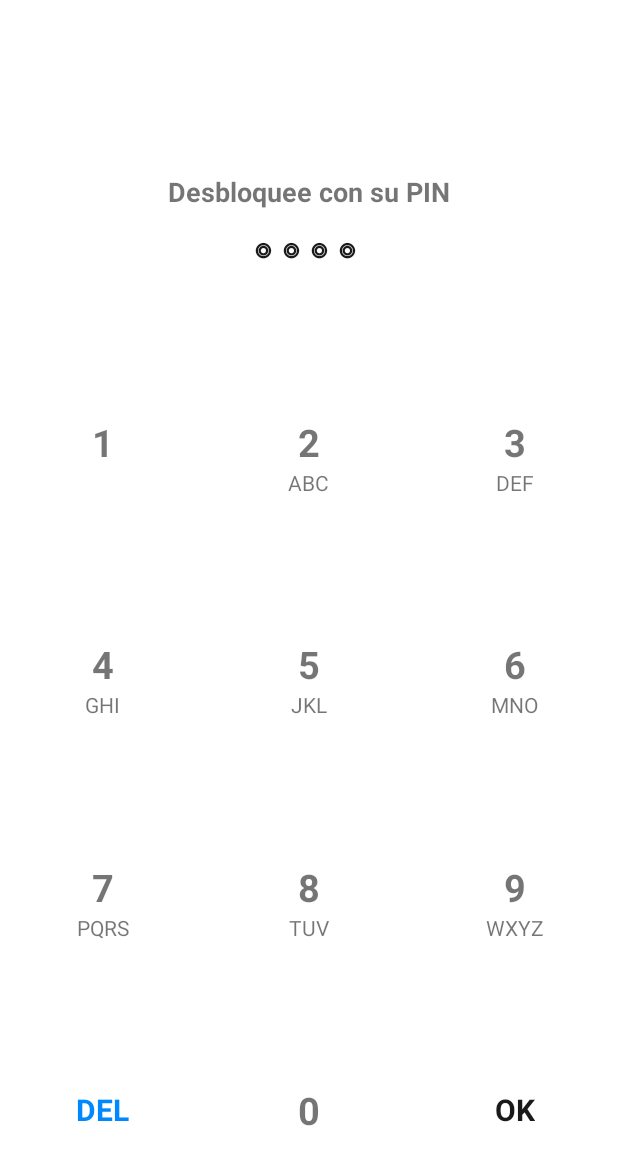
After one commit to vladymix/arch_ast, an Android app: the layout ast_dialog_pin.xml on its own in the app's theme, with its tools: preview values and no code run, on a phone screen of 412 x 824 dp. The commit adds this screen. Shown: the top 1165 px of the screen. Run offline under Robolectric (Android 15) with nearby library versions, the phone set to English and light mode, and no system bars.

Commit message:
Custom dialog

```diff
--- a/AppTest/app/src/main/java/com/altamirano/fabricio/apptest/MainActivity.java
+++ b/AppTest/app/src/main/java/com/altamirano/fabricio/apptest/MainActivity.java
@@ -17,6 +17,7 @@ import com.altamirano.fabricio.apptest.activities.OnBoardActivity;
 import com.altamirano.fabricio.apptest.activities.SquareBitmapActivity;
 import com.altamirano.fabricio.apptest.adapters.MenuAdapter;
 import com.altamirano.fabricio.apptest.commons.MenuItem;
+import com.altamirano.fabricio.dialog.DialogPassword;
 import com.altamirano.fabricio.libraryast.tools.DateTools;
 
 import java.text.ParseException;
@@ -48,6 +49,8 @@ public class MainActivity extends AppCompatActivity implements AdapterView.OnIte
 
         this.listMenu.setAdapter(new MenuAdapter(this, itms));
         this.listMenu.setOnItemClickListener(this);
+
+        new DialogPassword(this,"1234").show();
     }
 
     @Override
--- /dev/null
+++ b/AppTest/core/src/main/java/com/altamirano/fabricio/dialog/DialogPassword.kt
@@ -0,0 +1,137 @@
+package com.altamirano.fabricio.dialog
+
+import android.app.Dialog
+import android.content.Context
+import android.os.Bundle
+import android.view.Gravity
+import android.view.View
+import android.view.WindowManager
+import android.widget.ImageView
+import android.widget.LinearLayout
+import android.widget.TextView
+import android.widget.Toast
+import com.altamirano.fabricio.libraryast.R
+
+//ic_launcher
+class DialogPassword(context: Context, val Password: String) :
+        Dialog(context) {
+
+    private var input = ""
+
+    private lateinit var txt_mask: TextView
+
+    init {
+        this.setCancelable(false)
+
+    }
+
+    override fun onCreate(savedInstanceState: Bundle?) {
+        super.onCreate(savedInstanceState)
+        setContentView(R.layout.ast_dialog_pin)
+
+        txt_mask = findViewById(R.id.txt_mask)
+
+        findViewById<LinearLayout>(R.id.btn_0).setOnClickListener { this.onClickView(it) }
+        findViewById<LinearLayout>(R.id.btn_1).setOnClickListener { this.onClickView(it) }
+        findViewById<LinearLayout>(R.id.btn_2).setOnClickListener { this.onClickView(it) }
+        findViewById<LinearLayout>(R.id.btn_3).setOnClickListener { this.onClickView(it) }
+        findViewById<LinearLayout>(R.id.btn_4).setOnClickListener { this.onClickView(it) }
+        findViewById<LinearLayout>(R.id.btn_5).setOnClickListener { this.onClickView(it) }
+        findViewById<LinearLayout>(R.id.btn_6).setOnClickListener { this.onClickView(it) }
+        findViewById<LinearLayout>(R.id.btn_7).setOnClickListener { this.onClickView(it) }
+        findViewById<LinearLayout>(R.id.btn_8).setOnClickListener { this.onClickView(it) }
+        findViewById<LinearLayout>(R.id.btn_9).setOnClickListener { this.onClickView(it) }
+
+        findViewById<LinearLayout>(R.id.btn_del).setOnClickListener { this.onClickView(it) }
+        findViewById<LinearLayout>(R.id.btn_ok).setOnClickListener { this.onClickView(it) }
+
+        this.window?.let {
+            val wlp = it.attributes
+            wlp?.gravity = Gravity.CENTER;
+            wlp?.flags = wlp.flags and WindowManager.LayoutParams.FLAG_BLUR_BEHIND.inv()
+            it.setAttributes(wlp);
+            it.setLayout(
+                    WindowManager.LayoutParams.MATCH_PARENT,
+                    WindowManager.LayoutParams.MATCH_PARENT
+            )
+        }
+
+
+        (findViewById<ImageView>(R.id.ast_image)).setImageDrawable( this.context.packageManager.getApplicationIcon(this.context.applicationInfo))
+        this.updateMask()
+
+    }
+
+    private fun onClickView(view: View) {
+        when (view.id) {
+            R.id.btn_ok -> {
+                if (this.input.equals(this.Password)) this.dismiss() else Toast.makeText(
+                        this.context,
+                        "ERROR",
+                        Toast.LENGTH_LONG
+                ).show()
+            }
+            R.id.btn_del -> {
+                this.input = ""
+                this.updateMask()
+            }
+            R.id.btn_0 -> {
+                this.inputValue(0)
+            }
+            R.id.btn_1 -> {
+                this.inputValue(1)
+            }
+            R.id.btn_2 -> {
+                this.inputValue(2)
+            }
+            R.id.btn_3 -> {
+                this.inputValue(3)
+            }
+            R.id.btn_4 -> {
+                this.inputValue(4)
+            }
+            R.id.btn_5 -> {
+                this.inputValue(5)
+            }
+            R.id.btn_6 -> {
+                this.inputValue(6)
+            }
+            R.id.btn_7 -> {
+                this.inputValue(7)
+            }
+            R.id.btn_8 -> {
+                this.inputValue(8)
+            }
+            R.id.btn_9 -> {
+                this.inputValue(9)
+            }
+        }
+    }
+
+    fun inputValue(v: Int) {
+        if (this.input.length < this.Password.length) {
+            this.input += v
+            updateMask();
+        }
+
+        if (this.input.length == this.Password.length) {
+            if (this.input.equals(this.Password)) this.dismiss()
+        }
+    }
+
+    fun updateMask() {
+
+        var inputMask = ""
+        for (i in 1..input.length) {
+            inputMask += "◉ "
+        }
+
+        for (i in 1..Password.length - input.length) {
+            inputMask += "◎ "
+        }
+
+        txt_mask.setText(inputMask)
+    }
+
+
+}
--- /dev/null
+++ b/AppTest/core/src/main/res/layout/ast_dialog_pin.xml
@@ -0,0 +1,371 @@
+<?xml version="1.0" encoding="utf-8"?>
+<RelativeLayout xmlns:android="http://schemas.android.com/apk/res/android"
+    android:layout_width="match_parent"
+    android:layout_height="match_parent"
+    android:background="#fff"
+    android:orientation="vertical">
+
+    <LinearLayout
+        android:id="@+id/header"
+        android:layout_width="match_parent"
+        android:layout_height="wrap_content"
+        android:layout_marginTop="100dp"
+        android:gravity="center"
+        android:orientation="vertical">
+
+        <ImageView
+            android:id="@+id/ast_image"
+            android:layout_width="wrap_content"
+            android:layout_height="wrap_content" />
+
+        <TextView
+            android:layout_width="wrap_content"
+            android:layout_height="wrap_content"
+            android:layout_marginTop="15dp"
+
+            android:text="Desbloquee con su PIN"
+            android:textSize="18sp"
+            android:textStyle="bold" />
+
+        <TextView
+            android:id="@+id/txt_mask"
+            android:layout_width="wrap_content"
+            android:layout_height="wrap_content"
+            android:layout_marginTop="10dp"
+            android:layout_marginBottom="50dp"
+            android:text="◎ ◎ ◎ ◎ "
+            android:textColor="?colorPrimary"
+            android:textSize="22sp"
+            android:textStyle="bold" />
+    </LinearLayout>
+
+    <LinearLayout
+        android:layout_width="match_parent"
+        android:layout_height="match_parent"
+        android:layout_below="@id/header"
+        android:orientation="vertical">
+
+        <LinearLayout
+            android:layout_width="match_parent"
+            android:layout_height="wrap_content"
+            android:layout_weight="1"
+            android:orientation="horizontal">
+
+            <LinearLayout
+                android:id="@+id/btn_1"
+                android:layout_width="match_parent"
+                android:layout_height="match_parent"
+                android:layout_weight="1"
+                android:background="?selectableItemBackground"
+                android:gravity="center"
+                android:orientation="vertical"
+                android:padding="15dp">
+
+                <TextView
+                    android:layout_width="wrap_content"
+                    android:layout_height="wrap_content"
+                    android:gravity="center"
+                    android:text="1"
+                    android:textSize="25sp"
+                    android:textStyle="bold" />
+
+                <TextView
+                    android:layout_width="wrap_content"
+                    android:layout_height="wrap_content"
+                    android:text="" />
+            </LinearLayout>
+
+            <LinearLayout
+                android:id="@+id/btn_2"
+                android:layout_width="match_parent"
+                android:layout_height="match_parent"
+                android:layout_weight="1"
+                android:background="?selectableItemBackground"
+                android:gravity="center"
+                android:orientation="vertical"
+                android:padding="15dp">
+
+                <TextView
+                    android:layout_width="wrap_content"
+                    android:layout_height="wrap_content"
+                    android:gravity="center"
+                    android:text="2"
+                    android:textSize="25sp"
+                    android:textStyle="bold" />
+
+                <TextView
+                    android:layout_width="wrap_content"
+                    android:layout_height="wrap_content"
+                    android:text="ABC" />
+            </LinearLayout>
+
+            <LinearLayout
+                android:id="@+id/btn_3"
+                android:layout_width="match_parent"
+                android:layout_height="match_parent"
+                android:layout_weight="1"
+                android:background="?selectableItemBackground"
+                android:gravity="center"
+                android:orientation="vertical"
+                android:padding="15dp">
+
+                <TextView
+                    android:layout_width="wrap_content"
+                    android:layout_height="wrap_content"
+                    android:gravity="center"
+                    android:text="3"
+                    android:textSize="25sp"
+                    android:textStyle="bold" />
+
+                <TextView
+                    android:layout_width="wrap_content"
+                    android:layout_height="wrap_content"
+                    android:text="DEF" />
+            </LinearLayout>
+
+        </LinearLayout>
+
+        <LinearLayout
+
+            android:layout_width="match_parent"
+            android:layout_height="wrap_content"
+            android:layout_weight="1">
+
+            <LinearLayout
+                android:id="@+id/btn_4"
+                android:layout_width="match_parent"
+                android:layout_height="match_parent"
+                android:layout_weight="1"
+                android:background="?selectableItemBackground"
+                android:gravity="center"
+                android:orientation="vertical"
+                android:padding="15dp">
+
+                <TextView
+                    android:layout_width="wrap_content"
+                    android:layout_height="wrap_content"
+                    android:gravity="center"
+                    android:text="4"
+                    android:textSize="25sp"
+                    android:textStyle="bold" />
+
+                <TextView
+                    android:layout_width="wrap_content"
+                    android:layout_height="wrap_content"
+                    android:text="GHI" />
+            </LinearLayout>
+
+            <LinearLayout
+                android:id="@+id/btn_5"
+                android:layout_width="match_parent"
+                android:layout_height="match_parent"
+                android:layout_weight="1"
+                android:background="?selectableItemBackground"
+                android:gravity="center"
+                android:orientation="vertical"
+                android:padding="15dp">
+
+                <TextView
+                    android:layout_width="wrap_content"
+                    android:layout_height="wrap_content"
+                    android:gravity="center"
+                    android:text="5"
+                    android:textSize="25sp"
+                    android:textStyle="bold" />
+
+                <TextView
+                    android:layout_width="wrap_content"
+                    android:layout_height="wrap_content"
+                    android:text="JKL" />
+            </LinearLayout>
+
+            <LinearLayout
+                android:id="@+id/btn_6"
+                android:layout_width="match_parent"
+                android:layout_height="match_parent"
+                android:layout_weight="1"
+                android:background="?selectableItemBackground"
+                android:gravity="center"
+                android:orientation="vertical"
+                android:padding="15dp">
+
+                <TextView
+                    android:layout_width="wrap_content"
+                    android:layout_height="wrap_content"
+                    android:gravity="center"
+                    android:text="6"
+                    android:textSize="25sp"
+                    android:textStyle="bold" />
+
+                <TextView
+                    android:layout_width="wrap_content"
+                    android:layout_height="wrap_content"
+                    android:text="MNO" />
+            </LinearLayout>
+
+        </LinearLayout>
+
+        <LinearLayout
+            android:layout_width="match_parent"
+            android:layout_height="wrap_content"
+            android:layout_weight="1">
+
+            <LinearLayout
+                android:id="@+id/btn_7"
+                android:layout_width="match_parent"
+                android:layout_height="match_parent"
+                android:layout_weight="1"
+                android:background="?selectableItemBackground"
+                android:gravity="center"
+                android:orientation="vertical"
+                android:padding="15dp">
+
+                <TextView
+                    android:layout_width="wrap_content"
+                    android:layout_height="wrap_content"
+                    android:gravity="center"
+                    android:text="7"
+                    android:textSize="25sp"
+                    android:textStyle="bold" />
+
+                <TextView
+                    android:layout_width="wrap_content"
+                    android:layout_height="wrap_content"
+                    android:text="PQRS" />
+            </LinearLayout>
+
+            <LinearLayout
+                android:id="@+id/btn_8"
+                android:layout_width="match_parent"
+                android:layout_height="match_parent"
+                android:layout_weight="1"
+                android:background="?selectableItemBackground"
+                android:gravity="center"
+                android:orientation="vertical"
+                android:padding="15dp">
+
+                <TextView
+                    android:layout_width="wrap_content"
+                    android:layout_height="wrap_content"
+                    android:gravity="center"
+                    android:text="8"
+                    android:textSize="25sp"
+                    android:textStyle="bold" />
+
+                <TextView
+                    android:layout_width="wrap_content"
+                    android:layout_height="wrap_content"
+                    android:text="TUV" />
+            </LinearLayout>
+
+            <LinearLayout
+                android:id="@+id/btn_9"
+                android:layout_width="match_parent"
+                android:layout_height="match_parent"
+                android:layout_weight="1"
+                android:background="?selectableItemBackground"
+                android:gravity="center"
+                android:orientation="vertical"
+                android:padding="15dp">
+
+                <TextView
+                    android:layout_width="wrap_content"
+                    android:layout_height="wrap_content"
+                    android:gravity="center"
+                    android:text="9"
+                    android:textSize="25sp"
+                    android:textStyle="bold" />
+
+                <TextView
+                    android:layout_width="wrap_content"
+                    android:layout_height="wrap_content"
+                    android:text="WXYZ" />
+            </LinearLayout>
+
+        </LinearLayout>
+
+        <LinearLayout
+            android:layout_width="match_parent"
+            android:layout_height="wrap_content"
+            android:layout_weight="1">
+
+            <LinearLayout
+                android:id="@+id/btn_del"
+                android:layout_width="match_parent"
+                android:layout_height="match_parent"
+                android:layout_weight="1"
+                android:background="?selectableItemBackground"
+                android:gravity="center"
+                android:orientation="vertical"
+                android:padding="15dp">
+
+                <TextView
+                    android:layout_width="wrap_content"
+                    android:layout_height="wrap_content"
+                    android:gravity="center"
+                    android:text="DEL"
+                    android:textColor="?colorAccent"
+                    android:textSize="20dp"
+                    android:textStyle="bold" />
+
+                <TextView
+                    android:layout_width="wrap_content"
+                    android:layout_height="wrap_content"
+                    android:text="" />
+            </LinearLayout>
+
+            <LinearLayout
+                android:id="@+id/btn_0"
+                android:layout_width="match_parent"
+                android:layout_height="match_parent"
+                android:layout_weight="1"
+                android:background="?selectableItemBackground"
+                android:gravity="center"
+                android:orientation="vertical"
+                android:padding="15dp">
+
+                <TextView
+
+                    android:layout_width="wrap_content"
+                    android:layout_height="wrap_content"
+                    android:gravity="center"
+                    android:text="0"
+                    android:textSize="25sp"
+                    android:textStyle="bold" />
+
+                <TextView
+                    android:layout_width="wrap_content"
+                    android:layout_height="wrap_content"
+                    android:text="" />
+            </LinearLayout>
+
+            <LinearLayout
+                android:id="@+id/btn_ok"
+                android:layout_width="match_parent"
+                android:layout_height="match_parent"
+                android:layout_weight="1"
+                android:background="?selectableItemBackground"
+                android:gravity="center"
+                android:orientation="vertical"
+                android:padding="15dp">
+
+                <TextView
+                    android:layout_width="wrap_content"
+                    android:layout_height="wrap_content"
+                    android:gravity="center"
+                    android:text="OK"
+                    android:textColor="?colorPrimary"
+                    android:textSize="20dp"
+                    android:textStyle="bold" />
+
+                <TextView
+                    android:layout_width="wrap_content"
+                    android:layout_height="wrap_content"
+                    android:text="" />
+            </LinearLayout>
+
+        </LinearLayout>
+
+    </LinearLayout>
+
+</RelativeLayout>
```
